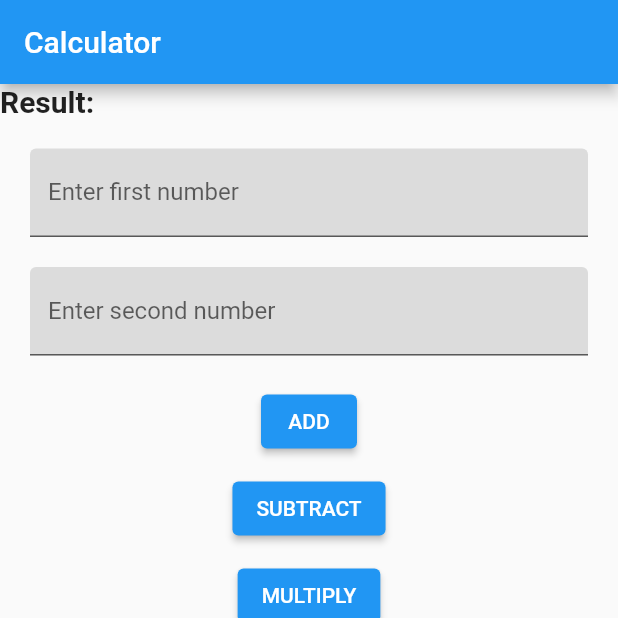
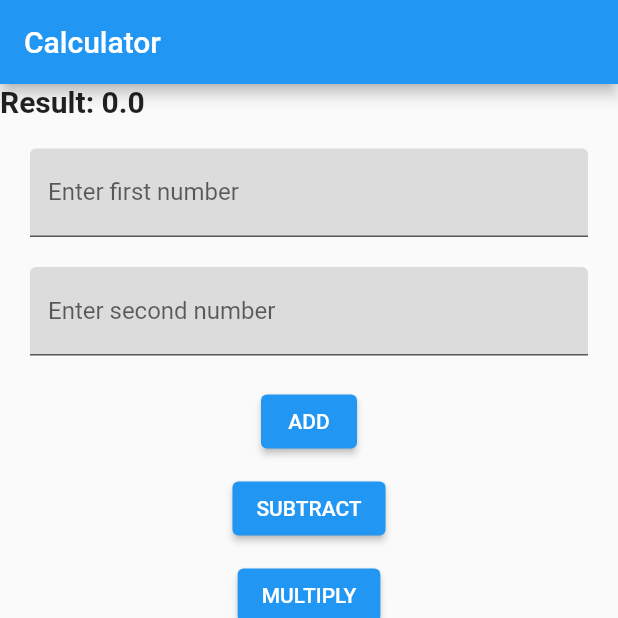
Before and after one commit to mnovaldr/muhammad-noval-dwi-ramadhani, a Flutter app: the screen it shows after launch, after a tap on "ADD", on a phone screen of 412 x 824 dp, the top half of it. Run offline on Flutter 3.47's test engine with Material 2 defaults, Android fonts, the phone set to English and light mode, and no system bars.

Commit message:
mini project 3

```diff
--- a/lib/main.dart
+++ b/lib/main.dart
@@ -26,6 +26,45 @@ class lamanUtama extends StatefulWidget {
 class _lamanUtamaState extends State<lamanUtama> {
   TextEditingController controller1 = TextEditingController();
   TextEditingController controller2 = TextEditingController();
+
+  double result = 0, angka1 = 0, angka2 = 0;
+
+  // Fungsi tambah
+  add() {
+    setState(() {
+      angka1 = double.parse(controller1.text);
+      angka2 = double.parse(controller2.text);
+      result = angka1 + angka2;
+    });
+  }
+
+  // Fungsi kurang
+  substract() {
+    setState(() {
+      angka1 = double.parse(controller1.text);
+      angka2 = double.parse(controller2.text);
+      result = angka1 - angka2;
+    });
+  }
+
+  // Fungsi kali
+  multiply() {
+    setState(() {
+      angka1 = double.parse(controller1.text);
+      angka2 = double.parse(controller2.text);
+      result = angka1 * angka2;
+    });
+  }
+
+  // Fungsi bagi
+  divide() {
+    setState(() {
+      angka1 = double.parse(controller1.text);
+      angka2 = double.parse(controller2.text);
+      result = angka1 / angka2;
+    });
+  }
+
   @override
   Widget build(BuildContext context) {
     return Scaffold(
@@ -37,7 +76,7 @@ class _lamanUtamaState extends State<lamanUtama> {
           Align(
             alignment: Alignment.centerLeft,
             child: Text(
-              "Result: ",
+              "Result: $result",
               style: TextStyle(fontSize: 20, fontWeight: FontWeight.bold),
             ),
           ),
@@ -74,21 +113,38 @@ class _lamanUtamaState extends State<lamanUtama> {
           ),
           Align(
               alignment: Alignment.center,
-                child: Column (
+              child: Column(
                 children: [
-                    ElevatedButton(onPressed: (){}, child: Text('ADD')),
+                  ElevatedButton(
+                      onPressed: () {
+                        add();
+                      },
+                      child: Text('ADD')),
                   SizedBox(
                     height: 10,
                   ),
-                    ElevatedButton(onPressed: (){}, child: Text('SUBTRACT')),
+                  ElevatedButton(
+                      onPressed: () {
+                        substract();
+                      },
+                      child: Text('SUBTRACT')),
                   SizedBox(
                     height: 10,
                   ),
-                    ElevatedButton(onPressed: (){}, child: Text('MULTIPLY')),
+                  ElevatedButton(
+                      onPressed: () {
+                        multiply();
+                      },
+                      child: Text('MULTIPLY')),
                   SizedBox(
                     height: 10,
                   ),
-                    ElevatedButton(onPressed: (){}, child: Text('DIVIDE'))],
+                  ElevatedButton(
+                      onPressed: () {
+                        divide();
+                      },
+                      child: Text('DIVIDE'))
+                ],
               )),
         ],
       ),
```
Lines whose indentation alone changed are shown as unchanged.
